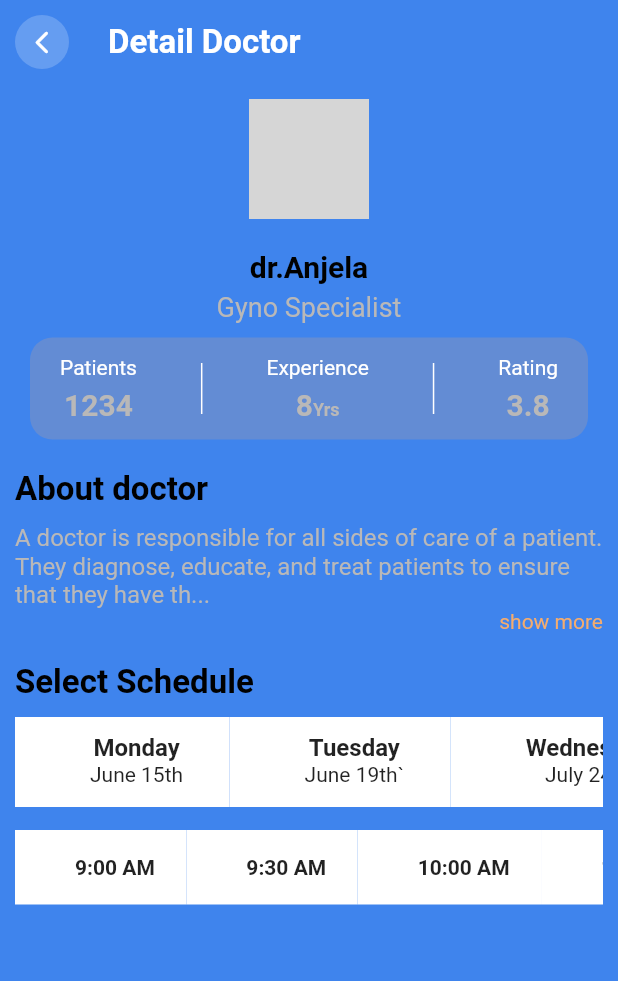
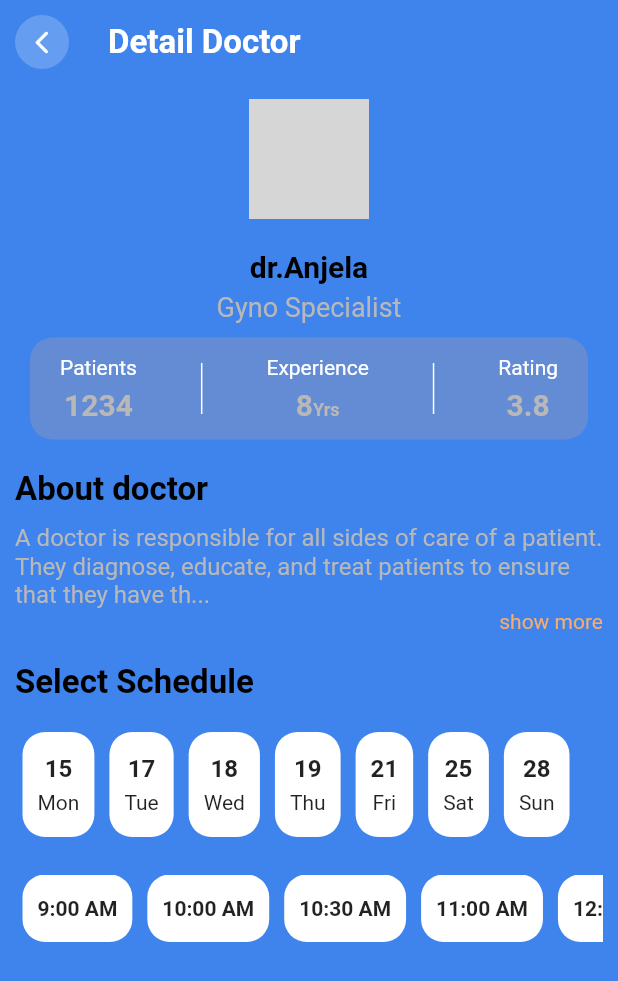
Before and after one commit to Piyushhhhh/medical_consultation, a Flutter app: the screen it shows after launch, after a tap on an icon or button, on a phone screen of 412 x 824 dp. Shown: the top 981 px of the screen. Run offline on Flutter 3.47's test engine with Material 2 defaults, Android fonts, the phone set to English and light mode, and no system bars; network calls fail; grey boxes are pictures that could not be loaded.

Commit message:
added initial appointment scheduler

```diff
--- /dev/null
+++ b/lib/features/dashboard/widgets/appointment_day.dart
@@ -0,0 +1,39 @@
+import 'package:flutter/material.dart';
+import 'package:medical_consultation/constants/colors.dart';
+
+class Appointmentday extends StatelessWidget {
+  final String appointmentDay;
+  final String appointmentDate;
+  const Appointmentday(
+      {super.key, required this.appointmentDay, required this.appointmentDate});
+
+  @override
+  Widget build(BuildContext context) {
+    return Container(
+      margin: const EdgeInsets.symmetric(
+        horizontal: 5,
+      ),
+      padding: const EdgeInsets.all(10),
+      decoration: BoxDecoration(
+        color: AppColors.containerBackground(),
+        borderRadius: BorderRadius.circular(15),
+      ),
+      child: Column(
+        mainAxisAlignment: MainAxisAlignment.center,
+        children: [
+          Text(
+            appointmentDay,
+            style: const TextStyle(fontSize: 16, fontWeight: FontWeight.bold),
+          ),
+          const SizedBox(
+            height: 5,
+          ),
+          Text(
+            appointmentDate,
+            style: const TextStyle(fontWeight: FontWeight.normal),
+          ),
+        ],
+      ),
+    );
+  }
+}
--- /dev/null
+++ b/lib/features/dashboard/widgets/appointment_time.dart
@@ -0,0 +1,27 @@
+import 'package:flutter/material.dart';
+import 'package:medical_consultation/constants/colors.dart';
+
+class AppointmentTime extends StatelessWidget {
+  final String appointmentTime;
+  const AppointmentTime({super.key, required this.appointmentTime});
+
+  @override
+  Widget build(BuildContext context) {
+    return Container(
+      margin: const EdgeInsets.symmetric(
+        horizontal: 5,
+      ),
+      padding: const EdgeInsets.all(10),
+      decoration: BoxDecoration(
+        color: AppColors.containerBackground(),
+        borderRadius: BorderRadius.circular(15),
+      ),
+      child: Center(
+        child: Text(
+          appointmentTime,
+          style: const TextStyle(fontWeight: FontWeight.bold),
+        ),
+      ),
+    );
+  }
+}
--- a/lib/features/dashboard/widgets/schedule_creator.dart
+++ b/lib/features/dashboard/widgets/schedule_creator.dart
@@ -1,6 +1,8 @@
 import 'package:flutter/material.dart';
 import 'package:medical_consultation/constants/strings.dart';
 import 'package:medical_consultation/constants/text_styles.dart';
+import 'package:medical_consultation/features/dashboard/widgets/appointment_day.dart';
+import 'package:medical_consultation/features/dashboard/widgets/appointment_time.dart';
 
 class ScheduleCreator extends StatelessWidget {
   const ScheduleCreator({super.key});
@@ -19,38 +21,74 @@ class ScheduleCreator extends StatelessWidget {
           height: 10,
         ),
         Container(
-          margin: const EdgeInsets.only(
-            bottom: 15.0,
-          ),
-          height: 60,
+          margin: const EdgeInsets.only(bottom: 15.0, top: 10),
+          height: 70,
           child: ListView(
             padding: EdgeInsets.zero,
             scrollDirection: Axis.horizontal,
-            children: <Widget>[
-              appointmentDays("Monday", "June 15th", context),
-              appointmentDays("Tuesday", "June 19th`", context),
-              appointmentDays("Wednesday", "July 24th", context),
-              appointmentDays("Thursday", "July 12th", context),
-              appointmentDays("Friday", "July 13th", context),
-              appointmentDays("Saturday", "August 7th", context),
-              appointmentDays("Sunday", "August 9th", context),
+            children: const <Widget>[
+              Appointmentday(
+                appointmentDate: "Mon",
+                appointmentDay: "15",
+              ),
+              Appointmentday(
+                appointmentDate: "Tue",
+                appointmentDay: "17",
+              ),
+              Appointmentday(
+                appointmentDate: "Wed",
+                appointmentDay: "18",
+              ),
+              Appointmentday(
+                appointmentDate: "Thu",
+                appointmentDay: "19",
+              ),
+              Appointmentday(
+                appointmentDate: "Fri",
+                appointmentDay: "21",
+              ),
+              Appointmentday(
+                appointmentDate: "Sat",
+                appointmentDay: "25",
+              ),
+              Appointmentday(
+                appointmentDate: "Sun",
+                appointmentDay: "28",
+              ),
             ],
           ),
         ),
         Container(
           margin: const EdgeInsets.only(
             bottom: 15.0,
+            top: 10,
           ),
-          height: 50,
+          height: 45,
           child: ListView(
             padding: EdgeInsets.zero,
             scrollDirection: Axis.horizontal,
-            children: <Widget>[
-              appointmentTimes("9:00 AM", context),
-              appointmentTimes("9:30 AM", context),
-              appointmentTimes("10:00 AM", context),
-              appointmentTimes("10:30 AM", context),
-              appointmentTimes("11:00 AM", context),
+            children: const <Widget>[
+              AppointmentTime(
+                appointmentTime: "9:00 AM",
+              ),
+              AppointmentTime(
+                appointmentTime: "10:00 AM",
+              ),
+              AppointmentTime(
+                appointmentTime: "10:30 AM",
+              ),
+              AppointmentTime(
+                appointmentTime: "11:00 AM",
+              ),
+              AppointmentTime(
+                appointmentTime: "12:00 AM",
+              ),
+              AppointmentTime(
+                appointmentTime: "1:00 PM",
+              ),
+              AppointmentTime(
+                appointmentTime: "2:00 PM",
+              ),
             ],
           ),
         ),
@@ -58,81 +96,3 @@ class ScheduleCreator extends StatelessWidget {
     );
   }
 }
-
-Material appointmentDays(
-    String appointmentDay, String appointmentDate, context) {
-  return Material(
-    color: Colors.white,
-    child: Container(
-      margin: const EdgeInsets.only(
-        right: 1.0,
-        left: 20.0,
-        top: 5.0,
-        bottom: 5.0,
-      ),
-      child: Container(
-        color: Colors.transparent,
-        // splashColor: Theme.of(context).primaryColor,
-        padding: EdgeInsets.only(
-          left: 30,
-          right: 30,
-          top: 6,
-        ),
-        // onPressed: () {},
-        // textColor: Theme.of(context).primaryColor,
-        // shape: RoundedRectangleBorder(
-        //   borderRadius: BorderRadius.circular(7.5),
-        // ),
-        child: Align(
-          alignment: Alignment.center,
-          child: Column(
-            children: [
-              Text(
-                appointmentDay ?? "error",
-                style: TextStyle(fontSize: 16, fontWeight: FontWeight.bold),
-              ),
-              Text(
-                appointmentDate ?? "error",
-                style: TextStyle(fontWeight: FontWeight.normal),
-              ),
-            ],
-          ),
-        ),
-      ),
-    ),
-  );
-}
-
-Material appointmentTimes(String appointmentDay, context) {
-  return Material(
-    color: Colors.white,
-    child: Container(
-      margin: const EdgeInsets.only(
-        right: 1.0,
-        left: 20.0,
-        top: 5.0,
-        bottom: 5.0,
-      ),
-      child: Container(
-        // style: ButtonStyle(),
-        color: Colors.transparent,
-        // splashColor: Theme.of(context).primaryColor,
-        padding: EdgeInsets.only(
-          left: 20,
-          right: 20,
-        ),
-        // textColor: Theme.of(context).primaryColor,
-        // shape: RoundedRectangleBorder(
-        //   borderRadius: BorderRadius.circular(7.5),
-        // ),
-        child: Align(
-          alignment: Alignment.center,
-          child: Text(
-            appointmentDay ?? "error",
-            style: TextStyle(fontWeight: FontWeight.bold),
-          ),
-        ),
-      ),
-    ),
-  );
-}
```
